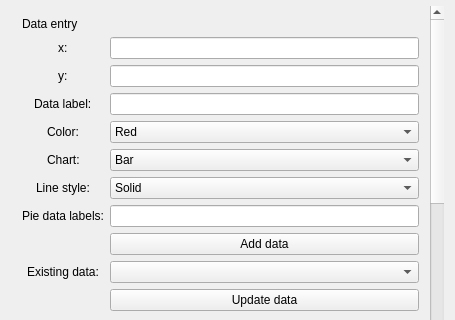
This is Plugins/org.mitk.gui.qt.chartExample/src/internal/QmitkChartExampleViewControls.ui in MITK/MITK as Qt 5 draws it before an edit; both pictures show x 0 to 455 and y 81 to 401 of the 455 by 1054 pixel window. The edited form follows.
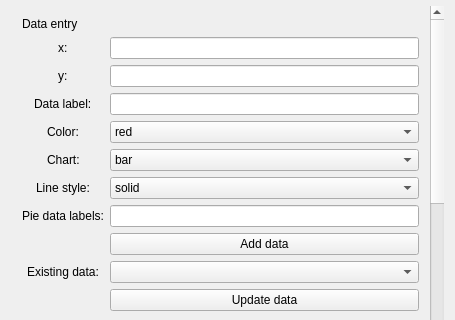
This is the edited form. The open tabs and pages were chosen to show the change. Custom widgets are drawn as their Qt base class.

Commit message: Change comboBox items of color, type and linestyle to lower due to conflicts with the javascript

```diff
--- a/Plugins/org.mitk.gui.qt.chartExample/src/internal/QmitkChartExampleViewControls.ui
+++ b/Plugins/org.mitk.gui.qt.chartExample/src/internal/QmitkChartExampleViewControls.ui
@@ -354,7 +354,7 @@
             <widget class="QComboBox" name="m_comboBoxColor">
              <item>
               <property name="text">
-               <string>Red</string>
+               <string>red</string>
               </property>
              </item>
              <item>
@@ -484,7 +484,7 @@
              </property>
              <item>
               <property name="text">
-               <string>Solid</string>
+               <string>solid</string>
               </property>
              </item>
              <item>
@@ -511,7 +511,7 @@
              </property>
              <item>
               <property name="text">
-               <string>Bar</string>
+               <string>bar</string>
               </property>
              </item>
              <item>
```
Left out of the diff: 62 changed lines with no effect on the pictures.
